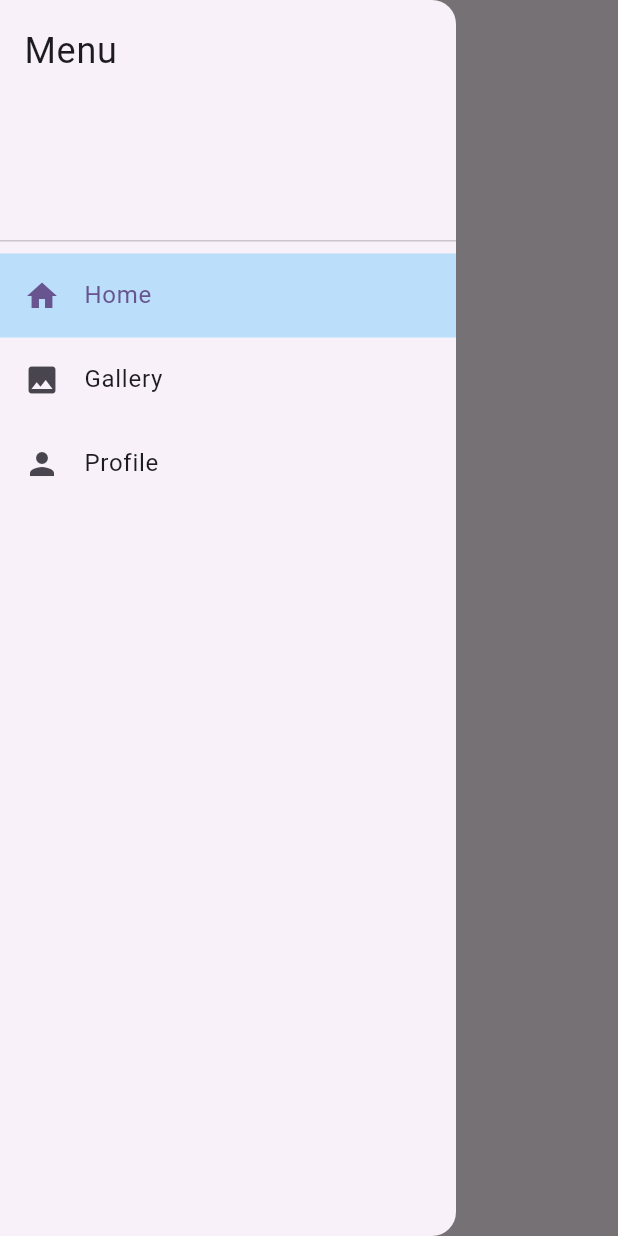
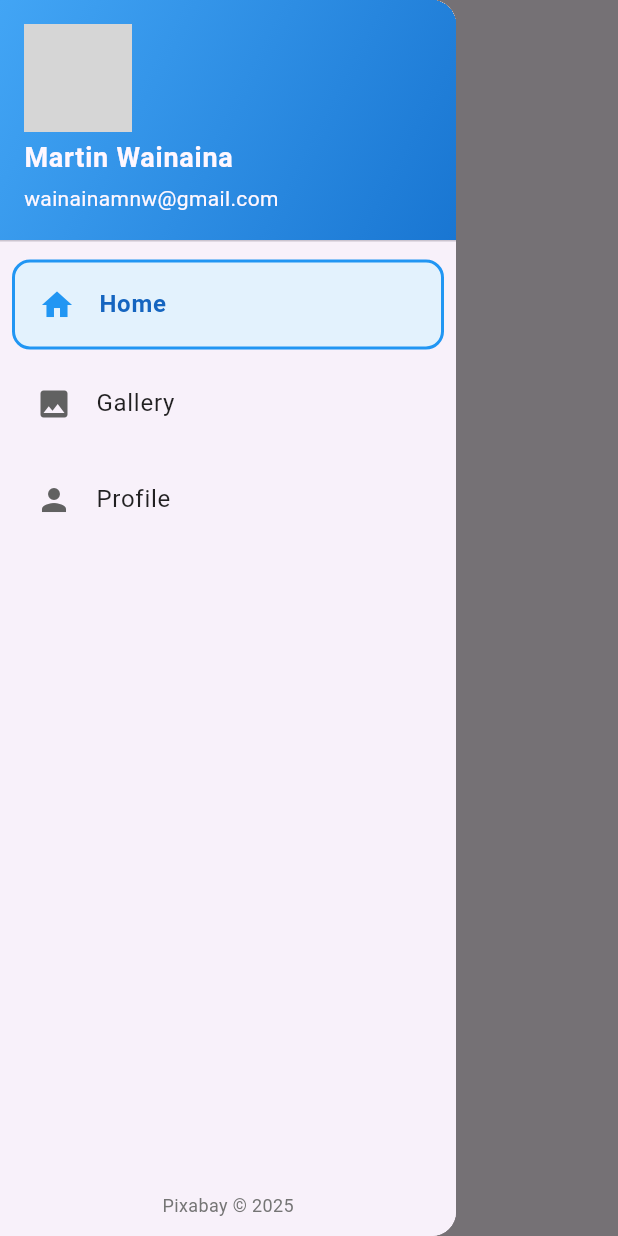
Before and after one commit to martin-ngigi/pixabay, a Flutter app: the screen it shows after launch, with the side drawer open, on a phone screen of 412 x 824 dp. Run offline on Flutter 3.47's test engine with Material 3 defaults, Android fonts, the phone set to English and light mode, and no system bars; our stand-ins replace flutter_bloc; grey boxes are pictures that could not be loaded.

Commit message:
Side menu enhancements

```diff
--- a/lib/features/dashboard/presentation/views/dashboard_view.dart
+++ b/lib/features/dashboard/presentation/views/dashboard_view.dart
@@ -70,7 +70,7 @@ class _DashboardViewState extends State<DashboardView> {
                       ),
                   ),
 
-                  const VerticalDivider(width: 1),
+                  //const VerticalDivider(width: 1),
 
                   Expanded(
                     child: _getPage(currentMenuItem.route),
--- a/lib/features/dashboard/presentation/views/side_menu.dart
+++ b/lib/features/dashboard/presentation/views/side_menu.dart
@@ -1,6 +1,4 @@
-import 'package:flutter_bloc/flutter_bloc.dart';
 import 'package:flutter/material.dart';
-import 'package:pixabay/core/routes/route_helper.dart';
 import 'package:pixabay/features/dashboard/domain/entities/menu_item.dart';
 
 class SideMenuView extends StatelessWidget {
@@ -8,27 +6,85 @@ class SideMenuView extends StatelessWidget {
   final List<MenuItem> menuItems;
   final ValueChanged<MenuItem> onTap;
 
-  SideMenuView({super.key, required this.currentRoute, required this.menuItems, required this.onTap});
+  const SideMenuView({
+    super.key,
+    required this.currentRoute,
+    required this.menuItems,
+    required this.onTap,
+  });
 
   @override
   Widget build(BuildContext context) {
-    return ListView(
-      children: [
-        const DrawerHeader(
-          child: Text("Menu", style: TextStyle(fontSize: 24)),
-        ),
-        ...menuItems.map((item) {
-          return ListTile(
-            leading: Icon(item.icon),
-            title: Text(item.title),
-            selected: currentRoute == item.route,
-            selectedTileColor: Colors.blue.shade100,
-            onTap: () {
-              onTap(item);
-            },
-          );
-        }),
-      ],
+    return Drawer(
+      child: Column(
+        children: [
+          // Profile header
+          UserAccountsDrawerHeader(
+            decoration: BoxDecoration(
+              gradient: LinearGradient(
+                colors: [Colors.blue.shade400, Colors.blue.shade700],
+                begin: Alignment.topLeft,
+                end: Alignment.bottomRight,
+              ),
+            ),
+            currentAccountPicture: CircleAvatar(
+              backgroundImage: AssetImage(
+                "assets/images/person.jpg",
+              ),
+            ),
+            accountName: const Text(
+              "Martin Wainaina",
+              style: TextStyle(fontSize: 18, fontWeight: FontWeight.bold),
+            ),
+            accountEmail: const Text("wainainamnw@gmail.com"),
+          ),
+
+          // Menu items
+          Expanded(
+            child: ListView(
+              padding: const EdgeInsets.symmetric(horizontal: 8),
+              children: menuItems.map((item) {
+                final isSelected = currentRoute == item.route;
+                return Container(
+                  margin: const EdgeInsets.symmetric(vertical: 4),
+                  decoration: BoxDecoration(
+                    color: isSelected ? Colors.blue.shade50 : null,
+                    borderRadius: BorderRadius.circular(12),
+                    border: isSelected
+                        ? Border.all(color: Colors.blue, width: 2)
+                        : null,
+                  ),
+                  child: ListTile(
+                    leading: Icon(item.icon,
+                        color: isSelected ? Colors.blue : Colors.grey[700]),
+                    title: Text(
+                      item.title,
+                      style: TextStyle(
+                        fontWeight:
+                        isSelected ? FontWeight.bold : FontWeight.normal,
+                        color: isSelected ? Colors.blue[800] : Colors.black87,
+                      ),
+                    ),
+                    onTap: () => onTap(item),
+                  ),
+                );
+              }).toList(),
+            ),
+          ),
+
+          // Footer
+          Padding(
+            padding: const EdgeInsets.all(12.0),
+            child: Text(
+              "Pixabay © 2025",
+              style: TextStyle(
+                fontSize: 12,
+                color: Colors.grey.shade600,
+              ),
+            ),
+          ),
+        ],
+      ),
     );
   }
 }
```
Also changed, not shown: pubspec.yaml (+3 -4 lines), assets/images/person.jpg (added).
